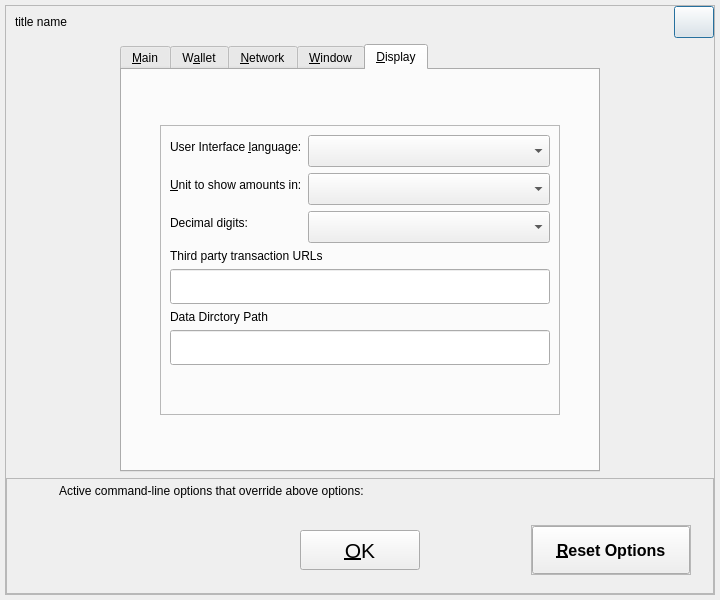
Qt form src/qt/forms/optionsdialog.ui (MassGrid/MassGrid) before a commit.
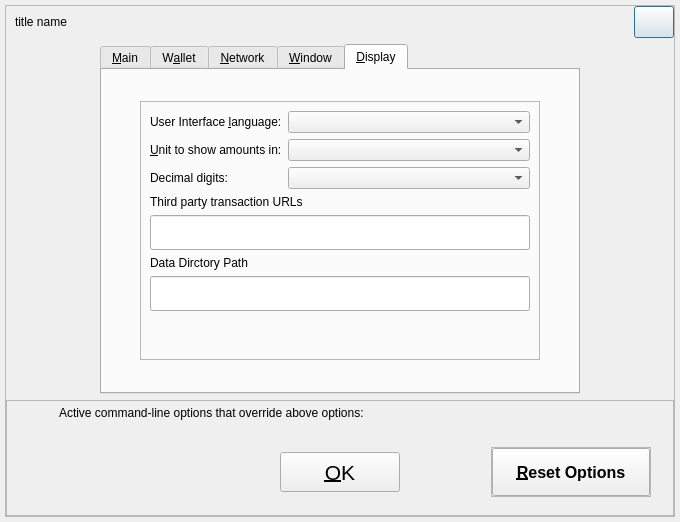
The same form after that commit. The open tabs and pages were chosen to show the change. Icons and pictures are not drawn. Custom widgets are drawn as their Qt base class.

What changed in the file:
```diff
--- a/src/qt/forms/optionsdialog.ui
+++ b/src/qt/forms/optionsdialog.ui
@@ -6,8 +6,8 @@
    <rect>
     <x>0</x>
     <y>0</y>
-    <width>720</width>
-    <height>600</height>
+    <width>680</width>
+    <height>522</height>
    </rect>
   </property>
   <property name="windowTitle">
@@ -1382,8 +1382,8 @@
                      <widget class="QValueComboBox" name="lang">
                       <property name="minimumSize">
                        <size>
-                        <width>200</width>
-                        <height>32</height>
+                        <width>0</width>
+                        <height>0</height>
                        </size>
                       </property>
                       <property name="maximumSize">
@@ -1401,6 +1401,9 @@
                       <property name="styleSheet">
                        <string notr="true"/>
                       </property>
+                      <property name="sizeAdjustPolicy">
+                       <enum>QComboBox::AdjustToContentsOnFirstShow</enum>
+                      </property>
                      </widget>
                     </item>
                     <item row="1" column="0">
@@ -1420,8 +1423,8 @@
                      <widget class="QValueComboBox" name="unit">
                       <property name="minimumSize">
                        <size>
-                        <width>200</width>
-                        <height>32</height>
+                        <width>0</width>
+                        <height>0</height>
                        </size>
                       </property>
                       <property name="maximumSize">
@@ -1452,8 +1455,8 @@
                      <widget class="QComboBox" name="digits">
                       <property name="minimumSize">
                        <size>
-                        <width>200</width>
-                        <height>32</height>
+                        <width>0</width>
+                        <height>0</height>
                        </size>
                       </property>
                       <property name="styleSheet">
```
Left out of the diff: 2 changed lines with no effect on the pictures.
